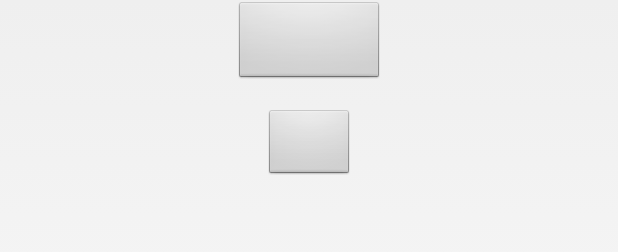
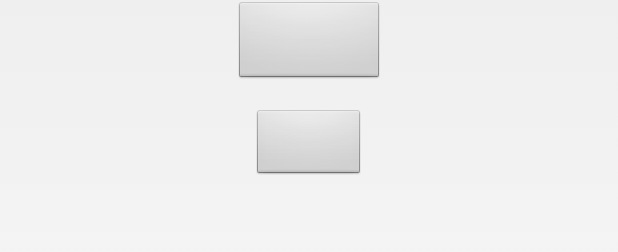
Before and after one commit to Jasonzhou613/JLibrary, an Android app: the layout toggle_buttom_main.xml on its own in the app's theme, with its tools: preview values and no code run, on a phone screen of 412 x 824 dp. Shown: the part 376-628 px from the top of the screen. Run offline under Robolectric (Android 15) with nearby library versions, the phone set to English and light mode, and no system bars; plain views replace JellyToggleButton, ToggleButton.

Commit message:
增加JellyToggleButton demo

```diff
--- a/sample/src/main/res/layout/toggle_buttom_main.xml
+++ b/sample/src/main/res/layout/toggle_buttom_main.xml
@@ -46,9 +46,10 @@
 
         <com.ttsea.jlibrary.component.widget.JellyToggle.JellyToggleButton
             android:id="@+id/jtbtn"
-            android:layout_width="60dp"
+            android:layout_width="75dp"
             android:layout_height="wrap_content"
             app:jtbBackgroundMeasureRatioValue="1.0"
+            app:jtbBackgroundRadius="12dp"
             app:jtbBezierScaleRatioValue="0.45"
             app:jtbColorChangeType="rgb"
             app:jtbDraggable="true"
@@ -65,7 +66,8 @@
             app:jtbRightTextSize="12sp"
             app:jtbRightThumbColor="@color/red"
             app:jtbStretchDistanceRatioValue="0.2"
-            app:jtbThumbRadius="0dp"
+            app:jtbTextMarginRight="8dp"
+            app:jtbThumbRadius="30dp"
             app:jtbTouchMoveRatioValue="3.0"
             app:paddingEnd="20dp"
             app:paddingStart="20dp"/>
```
